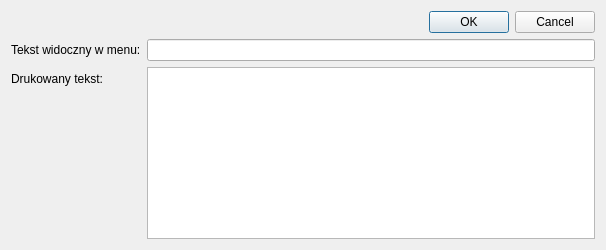
Old version of the form AddConditionDialog.ui in the repository konserw/koferta.
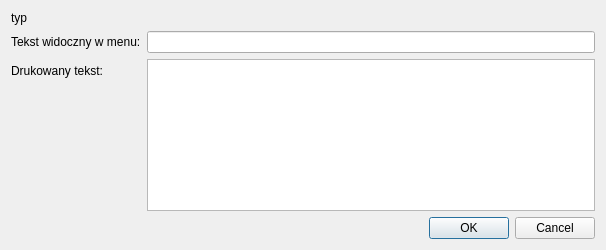
New version of the form.

```diff
--- a/AddConditionDialog.ui
+++ b/AddConditionDialog.ui
@@ -17,17 +17,7 @@
    <item row="0" column="0">
     <widget class="QLabel" name="label_typ">
      <property name="text">
-      <string notr="true"/>
-     </property>
-    </widget>
-   </item>
-   <item row="0" column="1">
-    <widget class="QDialogButtonBox" name="buttonBox">
-     <property name="orientation">
-      <enum>Qt::Horizontal</enum>
-     </property>
-     <property name="standardButtons">
-      <set>QDialogButtonBox::Cancel|QDialogButtonBox::Ok</set>
+      <string notr="true">typ</string>
      </property>
     </widget>
    </item>
@@ -51,6 +41,16 @@
    <item row="2" column="1">
     <widget class="QTextEdit" name="textEdit"/>
    </item>
+   <item row="3" column="1">
+    <widget class="QDialogButtonBox" name="buttonBox">
+     <property name="orientation">
+      <enum>Qt::Horizontal</enum>
+     </property>
+     <property name="standardButtons">
+      <set>QDialogButtonBox::Cancel|QDialogButtonBox::Ok</set>
+     </property>
+    </widget>
+   </item>
   </layout>
  </widget>
  <resources/>
```
